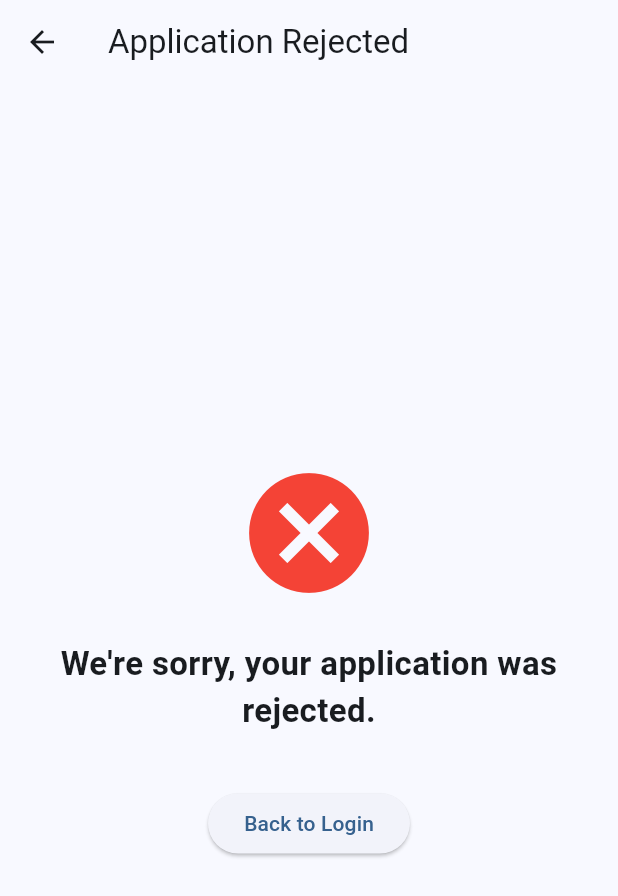
After one commit to Gowri0016/PoeageHubSellerPanel, a Flutter app: the RejectedScreen screen opened by its route, on a phone screen of 412 x 824 dp. The commit adds this screen. Shown: the top 896 px of the screen. Run offline on Flutter 3.47's test engine with Material 3 defaults, Android fonts, the phone set to English and light mode, and no system bars; our stand-ins replace cloud_firestore, firebase_auth, firebase_core, firebase_storage, image_picker; accounts and stored records are empty.

Commit message:
many updates

```diff
--- a/lib/main.dart
+++ b/lib/main.dart
@@ -9,6 +9,7 @@ import 'screens/waiting_approval_screen.dart';
 import 'screens/home_screen.dart';
 import 'screens/add_product_screen.dart';
 import 'models/product.dart';
+import 'screens/rejected_screen.dart';
 
 void main() async {
   WidgetsFlutterBinding.ensureInitialized();
@@ -34,6 +35,7 @@ class MyApp extends StatelessWidget {
           '/login': (context) => const LoginScreen(),
           '/signup': (context) => const SignupScreen(),
           '/waiting': (context) => const WaitingApprovalScreen(),
+          '/rejected': (context) => const RejectedScreen(),
           '/home': (context) => const HomeScreen(),
           '/add-product': (context) => const AddProductScreen(),
           '/edit-product': (context) => AddProductScreen(
--- /dev/null
+++ b/lib/screens/rejected_screen.dart
@@ -0,0 +1,62 @@
+import 'package:flutter/material.dart';
+
+class RejectedScreen extends StatelessWidget {
+  static const routeName = '/rejected';
+
+  const RejectedScreen({super.key});
+
+  @override
+  Widget build(BuildContext context) {
+    final args = ModalRoute.of(context)?.settings.arguments;
+    String reason = '';
+    String rejectedAt = '';
+    if (args is Map) {
+      reason = (args['reason'] ?? '').toString();
+      rejectedAt = (args['rejectedAt'] ?? '').toString();
+    }
+
+    return Scaffold(
+      appBar: AppBar(title: const Text('Application Rejected')),
+      body: SafeArea(
+        child: Center(
+          child: Padding(
+            padding: const EdgeInsets.all(24.0),
+            child: Column(
+              mainAxisAlignment: MainAxisAlignment.center,
+              crossAxisAlignment: CrossAxisAlignment.center,
+              children: [
+                const Icon(Icons.cancel, size: 96, color: Colors.red),
+                const SizedBox(height: 24),
+                const Text(
+                  'We\'re sorry, your application was rejected.',
+                  style: TextStyle(fontSize: 22, fontWeight: FontWeight.bold),
+                  textAlign: TextAlign.center,
+                ),
+                const SizedBox(height: 12),
+                if (reason.isNotEmpty)
+                  Text(
+                    'Reason: $reason',
+                    textAlign: TextAlign.center,
+                  ),
+                if (rejectedAt.isNotEmpty) ...[
+                  const SizedBox(height: 8),
+                  Text(
+                    'Date: $rejectedAt',
+                    textAlign: TextAlign.center,
+                  ),
+                ],
+                const SizedBox(height: 24),
+                ElevatedButton(
+                  onPressed: () {
+                    Navigator.of(context).pushReplacementNamed('/login');
+                  },
+                  child: const Text('Back to Login'),
+                ),
+              ],
+            ),
+          ),
+        ),
+      ),
+    );
+  }
+}
```
Also changed, not shown: lib/screens/login_screen.dart (+19 -0 lines), lib/services/auth_service.dart (+122 -15 lines).
